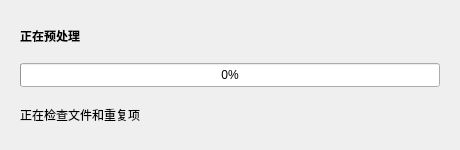
Above: src/ui/dialog_image_import_progress.ui from Craftkuro/StickerGenie before the change. Below: the same form after it.
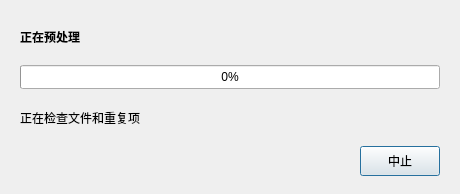
That is the form after the change.

```diff
--- a/src/ui/dialog_image_import_progress.ui
+++ b/src/ui/dialog_image_import_progress.ui
@@ -7,13 +7,13 @@
     <x>0</x>
     <y>0</y>
     <width>460</width>
-    <height>150</height>
+     <height>194</height>
    </rect>
   </property>
   <property name="minimumSize">
    <size>
     <width>440</width>
-    <height>150</height>
+     <height>194</height>
    </size>
   </property>
   <property name="windowTitle">
@@ -79,6 +79,36 @@
      </property>
     </widget>
    </item>
+    <item>
+     <layout class="QHBoxLayout" name="horizontalLayoutActions">
+      <item>
+       <spacer name="horizontalSpacerActions">
+        <property name="orientation">
+         <enum>Qt::Orientation::Horizontal</enum>
+        </property>
+        <property name="sizeHint" stdset="0">
+         <size>
+          <width>40</width>
+          <height>20</height>
+         </size>
+        </property>
+       </spacer>
+      </item>
+      <item>
+       <widget class="QPushButton" name="pushButtonCancel">
+        <property name="minimumSize">
+         <size>
+          <width>80</width>
+          <height>30</height>
+         </size>
+        </property>
+        <property name="text">
+         <string>中止</string>
+        </property>
+       </widget>
+      </item>
+     </layout>
+    </item>
   </layout>
  </widget>
  <resources/>
```
Lines whose indentation alone changed are shown as unchanged.
